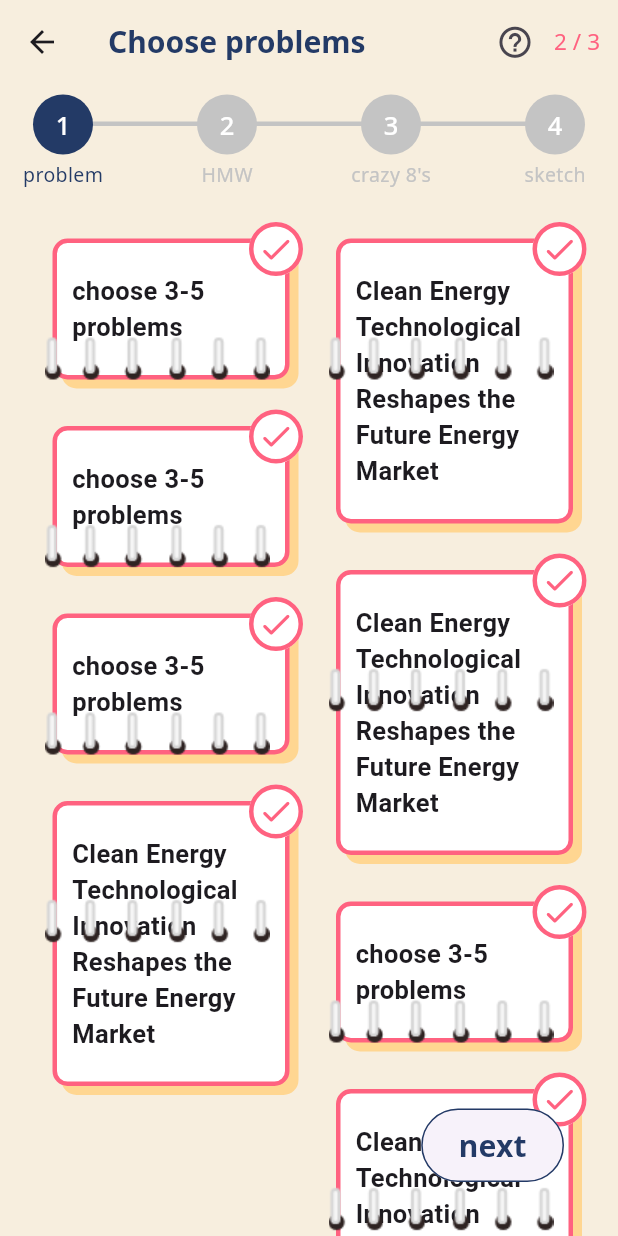
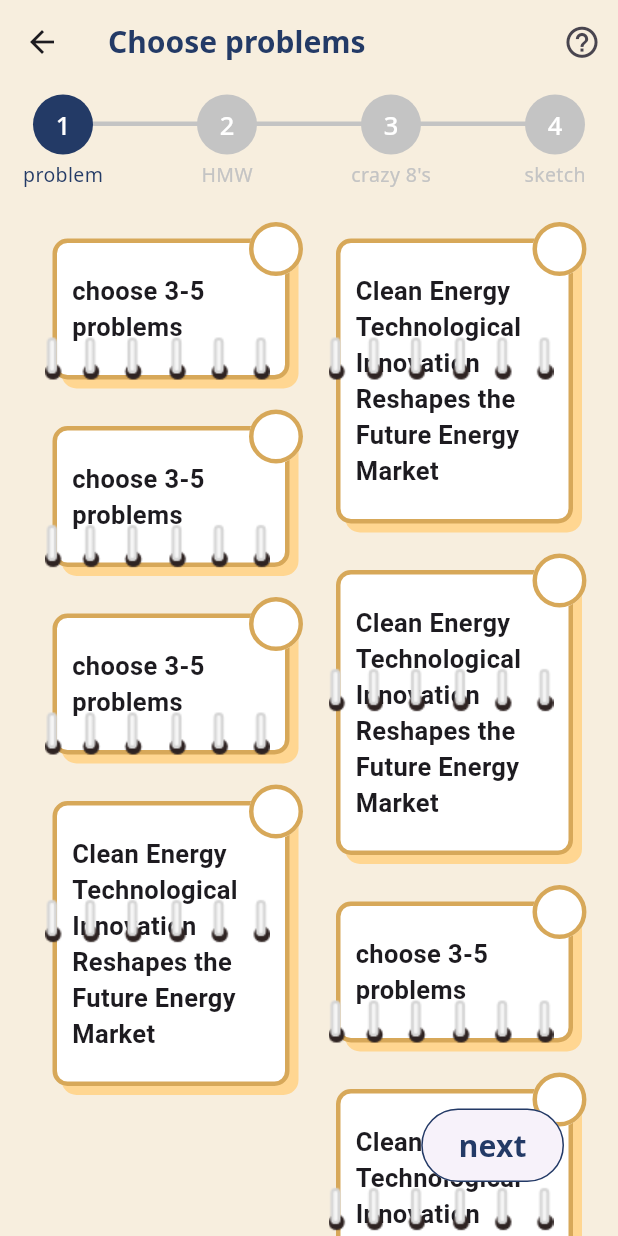
Before and after one commit to GDSC-DGU/2024-SolutionChallenge-InGlo-client, a Flutter app: the ProblemChoosePage screen opened directly, on a phone screen of 412 x 824 dp. Run offline on Flutter 3.47's test engine with Material 3 defaults, Android fonts, the phone set to English and light mode, and no system bars; our stand-ins replace carousel_slider, dropdown_button2, firebase_core, flutter_svg, flutter_svg_provider, google_fonts and 4 more; missing offline and left inert: comment_box, flutter_state_notifier, html_editor_enhanced, scribble; accounts and stored records are empty; project files that could hold a hidden picture were left out.

Commit message:
FEAT: 문제 정의 페이지 로직 개발

```diff
--- a/lib/screens/problem_definition/problem_choose.dart
+++ b/lib/screens/problem_definition/problem_choose.dart
@@ -13,25 +13,31 @@ class ProblemChoosePage extends StatefulWidget {
 }
 
 class _ProblemChoosePageState extends State<ProblemChoosePage> {
+  String checkedId = "0"; // 나중에 int로 바꾸기!
+
   // 더미데이터
   final List<Map<String, String>> problemList = [
-    {"content": "choose 3-5 problems"},
+    {"id": "1", "content": "choose 3-5 problems"},
     {
+      "id": "2",
       "content":
           "Clean Energy Technological Innovation Reshapes the Future Energy Market"
     },
-    {"content": "choose 3-5 problems"},
+    {"id": "3", "content": "choose 3-5 problems"},
     {
+      "id": "4",
       "content":
           "Clean Energy Technological Innovation Reshapes the Future Energy Market"
     },
-    {"content": "choose 3-5 problems"},
+    {"id": "5", "content": "choose 3-5 problems"},
     {
+      "id": "6",
       "content":
           "Clean Energy Technological Innovation Reshapes the Future Energy Market"
     },
-    {"content": "choose 3-5 problems"},
+    {"id": "7", "content": "choose 3-5 problems"},
     {
+      "id": "8",
       "content":
           "Clean Energy Technological Innovation Reshapes the Future Energy Market"
     },
@@ -52,8 +58,6 @@ class _ProblemChoosePageState extends State<ProblemChoosePage> {
         ),
         backgroundColor: Color(0xFFF7EEDE),
         actions: <Widget>[
-          Row(
-            children: [
           IconButton(
             icon: const Icon(
               Icons.help_outline,
@@ -65,19 +69,6 @@ class _ProblemChoosePageState extends State<ProblemChoosePage> {
               ScaffoldMessenger.of(context)
                   .showSnackBar(const SnackBar(content: Text('설명 내용 넣기')));
             },
-              ),
-              Container(
-                margin: EdgeInsets.fromLTRB(0, 0, 10, 3),
-                child: Text(
-                  "2/3",
-                  style: GoogleFonts.notoSans(
-                    color: Color(0xFFFF6280),
-                    fontSize: 15,
-                    letterSpacing: 4,
-                  ),
-                ),
-              ),
-            ],
           ),
         ],
       ),
@@ -103,7 +94,20 @@ class _ProblemChoosePageState extends State<ProblemChoosePage> {
                   mainAxisSpacing: 1.0,
                   itemBuilder: (context, index) {
                     return CheckDesignCard(
-                        content: problemList[index]["content"]!);
+                        id: problemList[index]["id"]!,
+                        checkedId: checkedId,
+                        checkCard: (id) {
+                          setState(() {
+                            if(checkedId == id) {
+                              checkedId = "0";
+                            } else {
+                              checkedId = id;
+                            }
+                          });
+                          print(id);
+                          print(checkedId);
+                        },
+                        content: problemList[index]["content"]!,);
                   },
                 ),
               ),
@@ -119,6 +123,9 @@ class _ProblemChoosePageState extends State<ProblemChoosePage> {
             Navigator.of(context).push(
               MaterialPageRoute(
                 builder: (context) => const HMWListPage(),
+                settings: RouteSettings(
+                  arguments: ModalRoute.of(context)!.settings.arguments,
+                ),
               ),
             );
           },
--- a/lib/screens/problem_definition/problem_definition.dart
+++ b/lib/screens/problem_definition/problem_definition.dart
@@ -40,6 +40,8 @@ class _ProblemDefinitionPageState extends State<ProblemDefinitionPage> {
 
   @override
   Widget build(BuildContext context) {
+    final sdgs = ModalRoute.of(context)!.settings.arguments; // 받아온 sdgs값
+
     return Scaffold(
       backgroundColor: Color(0xFFF7EEDE),
       // 상단 app 바로 뒤로가기 만들기!
@@ -128,7 +130,7 @@ class _ProblemDefinitionPageState extends State<ProblemDefinitionPage> {
       floatingActionButtonLocation:
           FloatingActionButtonLocation.centerDocked, // 버튼 가운데 정렬
       floatingActionButton: Container(
-        padding: EdgeInsets.symmetric(vertical: 0, horizontal: 30),
+        padding: EdgeInsets.symmetric(vertical: 20, horizontal: 30),
         width: double.infinity,
         child: Row(
           children: [
@@ -151,7 +153,7 @@ class _ProblemDefinitionPageState extends State<ProblemDefinitionPage> {
                   ),
                 ),
                 label: Text(
-                  'choose 3-5 problems',
+                  'choose one problem',
                   style: GoogleFonts.notoSans(
                     color: Color(0xFF233A66),
                     fontSize: 20.0,
--- a/lib/screens/problem_definition/widgets/check_design_card.dart
+++ b/lib/screens/problem_definition/widgets/check_design_card.dart
@@ -3,13 +3,16 @@ import 'package:flutter_svg_provider/flutter_svg_provider.dart';
 import 'package:google_fonts/google_fonts.dart';
 
 class CheckDesignCard extends StatelessWidget {
+  final id;
+  final checkedId;
+  final checkCard;
   final String content;
-  final bool isChecked = true;
-  //final changeisChecked;
+
   const CheckDesignCard({
+    required this.id,
+    required this.checkedId,
+    required this.checkCard,
     required this.content,
-    //required this.isChecked,
-    //required this.changeisChecked,
     super.key,
   });
 
@@ -25,7 +28,7 @@ class CheckDesignCard extends StatelessWidget {
             color: Colors.white,
             border: Border.all(
               width: 3,
-              color: isChecked ? Color(0xFFFF6280) : Color(0xFFD7A859),
+              color: id == checkedId ? Color(0xFFFF6280) : Color(0xFFD7A859),
             ),
             borderRadius: BorderRadius.all(
               Radius.circular(10.0),
@@ -63,37 +66,25 @@ class CheckDesignCard extends StatelessWidget {
           child: RawMaterialButton(
             onPressed: () {
               // check값 바꾸기
+              checkCard(id);
             },
             elevation: 0,
             fillColor: Colors.white,
-            child: isChecked ? Icon(
-              Icons.check_rounded,
-              size: 25.0,
-              color: Color(0xFFFF6280),
-            ) : Text(""),
+            child: id == checkedId
+                ? Icon(
+                    Icons.check_rounded,
+                    size: 25.0,
+                    color: Color(0xFFFF6280),
+                  )
+                : Text(""),
             padding: EdgeInsets.all(0.0),
             shape: CircleBorder(
               side: BorderSide(
                 width: 3,
-                color: isChecked ? Color(0xFFFF6280) : Color(0xFFD7A859),
+                color: id == checkedId ? Color(0xFFFF6280) : Color(0xFFD7A859),
               ),
             ),
           ),
-          // child: ElevatedButton(
-          //   onPressed: () {},
-          //   style: ElevatedButton.styleFrom(
-          //     alignment: Alignment.centerLeft,
-          //     backgroundColor: Colors.white,
-          //     shape: CircleBorder(),
-          //     // padding도 넣을 수 있음!
-          //     side: BorderSide(
-          //       width: 3,
-          //       color: isChecked ? Color(0xFFFF6280) : Color(0xFFD7A859),
-          //     ),
-          //     fixedSize: Size(30, 30),
-          //   ),
-          //   child: isChecked ? Icon(Icons.abc, color: Color(0xFFFF6280), size: 30,) : Text(""),
-          // ),
         ),
       ],
     );
```
Also changed, not shown: lib/screens/problem_definition/problem_write.dart (+24 -4 lines), lib/widgets/design_steps.dart (+30 -3 lines). Lines whose indentation alone changed are shown as unchanged.
